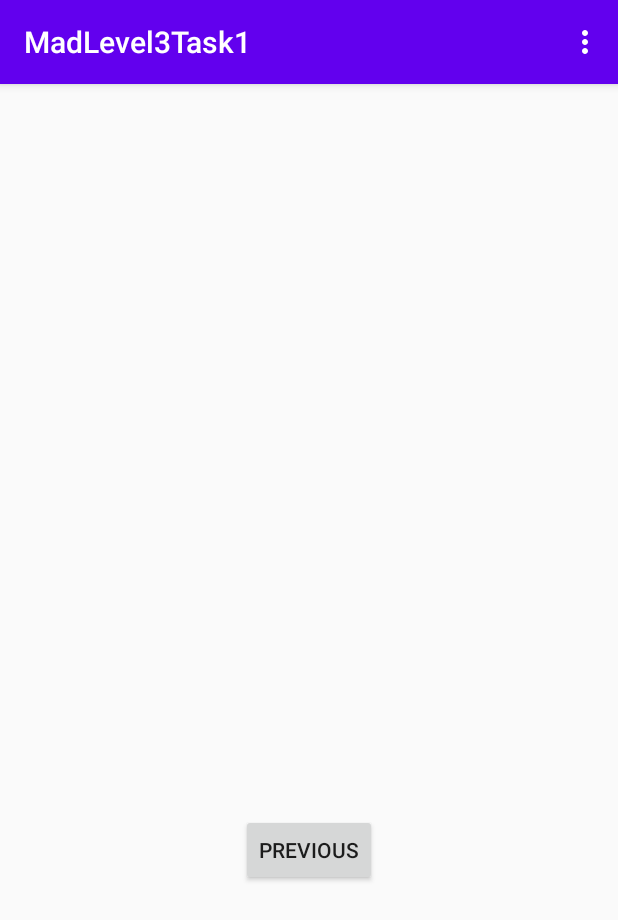
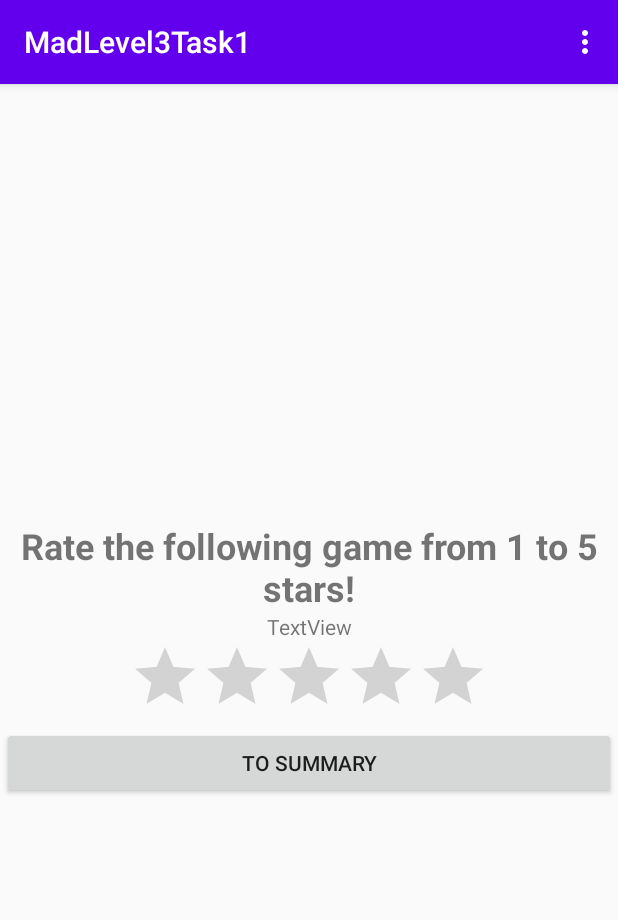
Before and after one commit to AccieTheKing/MadLevel3Task1, an Android app: the RatingFragment screen opened through its navigation route, on a phone screen of 412 x 824 dp. Shown: the top 920 px of the screen. Run offline under Robolectric (Android 15) with nearby library versions, the phone set to English and light mode, and no system bars.

Commit message:
Able to navigate from StartFragment to RatingFragment
- finished Rating view

```diff
--- a/app/src/main/java/com/example/madlevel3task1/RatingFragment.kt
+++ b/app/src/main/java/com/example/madlevel3task1/RatingFragment.kt
@@ -23,4 +23,6 @@ class RatingFragment : Fragment() {
         super.onViewCreated(view, savedInstanceState)
 
     }
+
+
 }
--- a/app/src/main/java/com/example/madlevel3task1/StartFragment.kt
+++ b/app/src/main/java/com/example/madlevel3task1/StartFragment.kt
@@ -1,10 +1,12 @@
 package com.example.madlevel3task1
 
 import android.os.Bundle
-import androidx.fragment.app.Fragment
 import android.view.LayoutInflater
 import android.view.View
 import android.view.ViewGroup
+import androidx.fragment.app.Fragment
+import androidx.navigation.fragment.findNavController
+import kotlinx.android.synthetic.main.fragment_start.*
 
 /**
  * A simple [Fragment] subclass as the default destination in the navigation.
@@ -12,8 +14,8 @@ import android.view.ViewGroup
 class StartFragment : Fragment() {
 
     override fun onCreateView(
-            inflater: LayoutInflater, container: ViewGroup?,
-            savedInstanceState: Bundle?
+        inflater: LayoutInflater, container: ViewGroup?,
+        savedInstanceState: Bundle?
     ): View? {
         // Inflate the layout for this fragment
         return inflater.inflate(R.layout.fragment_start, container, false)
@@ -22,5 +24,10 @@ class StartFragment : Fragment() {
     override fun onViewCreated(view: View, savedInstanceState: Bundle?) {
         super.onViewCreated(view, savedInstanceState)
 
+        btnStartRating.setOnClickListener {
+            findNavController().navigate(
+                R.id.action_startFragment_to_ratingFragment
+            )
+        }
     }
 }
--- a/app/src/main/res/layout/fragment_rating.xml
+++ b/app/src/main/res/layout/fragment_rating.xml
@@ -6,22 +6,49 @@
     android:layout_height="match_parent"
     tools:context=".RatingFragment">
 
-    <TextView
-        android:id="@+id/textview_second"
+    <RatingBar
+        android:id="@+id/ratingBar"
         android:layout_width="wrap_content"
         android:layout_height="wrap_content"
-        app:layout_constraintBottom_toTopOf="@id/button_second"
+        app:layout_constraintBottom_toTopOf="@+id/btn_go_to_sommuray"
         app:layout_constraintEnd_toEndOf="parent"
         app:layout_constraintStart_toStartOf="parent"
-        app:layout_constraintTop_toTopOf="parent" />
+        app:layout_constraintTop_toBottomOf="@+id/txtViewGameTitle" />
+
+    <TextView
+        android:id="@+id/txtViewFragmentRatingTitle"
+        android:layout_width="wrap_content"
+        android:layout_height="wrap_content"
+        android:text="@string/fragment_title_rating"
+        android:textAlignment="center"
+        android:textAllCaps="false"
+        android:textSize="24sp"
+        android:textStyle="bold"
+        app:layout_constraintBottom_toTopOf="@+id/txtViewGameTitle"
+        app:layout_constraintEnd_toEndOf="parent"
+        app:layout_constraintHorizontal_bias="0.0"
+        app:layout_constraintStart_toStartOf="parent"
+        app:layout_constraintTop_toTopOf="parent"
+        app:layout_constraintVertical_chainStyle="packed" />
+
+    <TextView
+        android:id="@+id/txtViewGameTitle"
+        android:layout_width="wrap_content"
+        android:layout_height="wrap_content"
+        android:text="TextView"
+        app:layout_constraintBottom_toTopOf="@+id/ratingBar"
+        app:layout_constraintEnd_toEndOf="parent"
+        app:layout_constraintStart_toStartOf="parent"
+        app:layout_constraintTop_toBottomOf="@+id/txtViewFragmentRatingTitle" />
 
     <Button
-        android:id="@+id/button_second"
-        android:layout_width="wrap_content"
+        android:id="@+id/btn_go_to_sommuray"
+        android:layout_width="409dp"
         android:layout_height="wrap_content"
-        android:text="@string/previous"
+        android:text="@string/sting_to_summary"
         app:layout_constraintBottom_toBottomOf="parent"
         app:layout_constraintEnd_toEndOf="parent"
         app:layout_constraintStart_toStartOf="parent"
-        app:layout_constraintTop_toBottomOf="@id/textview_second" />
+        app:layout_constraintTop_toBottomOf="@+id/ratingBar" />
+
 </androidx.constraintlayout.widget.ConstraintLayout>
--- a/app/src/main/res/values/strings.xml
+++ b/app/src/main/res/values/strings.xml
@@ -12,4 +12,6 @@
     <string name="txt_view_title">Welcome to the Games Rating app</string>
     <string name="txt_ciew_hint">Click START to start rating XD</string>
     <string name="string_start">START</string>
+    <string name="sting_to_summary">TO SUMMARY</string>
+    <string name="fragment_title_rating">Rate the following game from 1 to 5 stars!</string>
 </resources>
```
